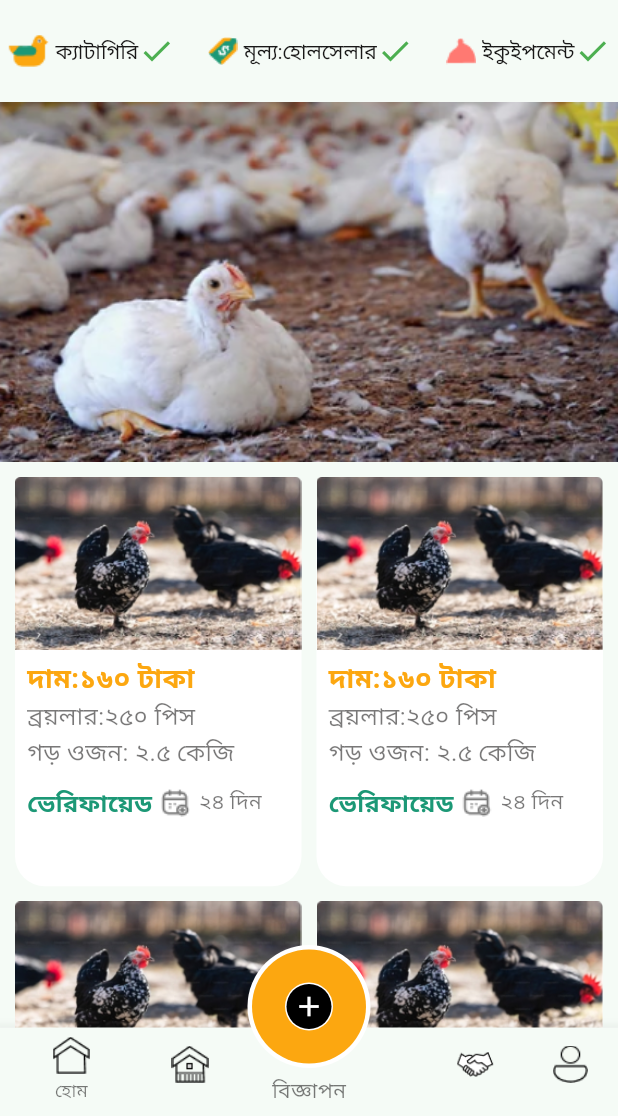
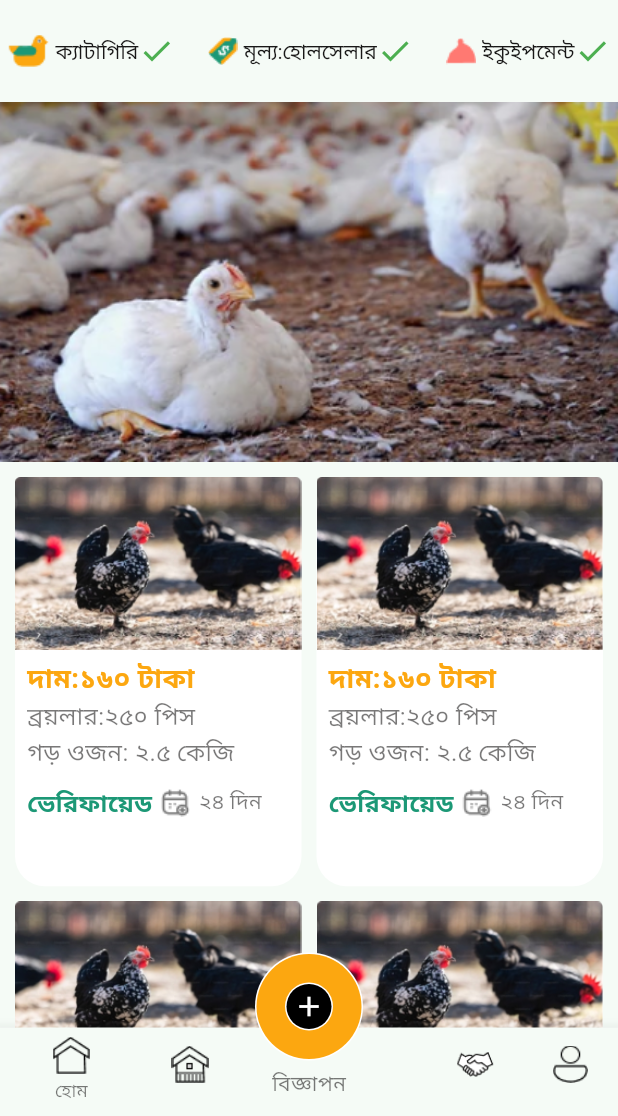
Before and after one commit to Milon3658/chicken_app, a Flutter app: the screen it shows after launch, on a phone screen of 412 x 824 dp, the part 120-1236 px from its top. Run offline on Flutter 3.47's test engine with Material 3 defaults, Android fonts, the phone set to English and light mode, and no system bars; our stand-ins replace gap, get.

Commit message:
Refactor floating action button dimensions for improved UI consistency

```diff
--- a/lib/app/modules/mainpage/views/mainpage_view.dart
+++ b/lib/app/modules/mainpage/views/mainpage_view.dart
@@ -107,14 +107,14 @@ class _MainpageViewState extends State<MainpageView> {
         ],
       ),
       floatingActionButton: SizedBox(
-        height: 110,
+        height: 100,
         child: Column(
           children: [
             CircleAvatar(
               backgroundColor: Colors.white,
-              radius: 41,
+              radius: 36,
               child: CircleAvatar(
-                radius: 38,
+                radius: 35,
                 backgroundColor: secondaryColor,
                 child: CircleAvatar(
                   radius: 16,
```
